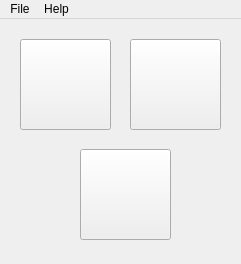
jDan735/qtcanobu, file mainwindow.ui: the form before one commit.
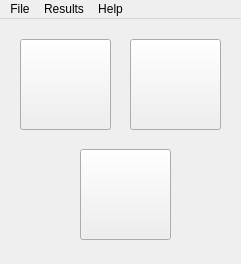
The form after the commit. Icons and pictures are not drawn.

What changed in the file:
```diff
--- a/mainwindow.ui
+++ b/mainwindow.ui
@@ -130,7 +130,7 @@
      <x>0</x>
      <y>0</y>
      <width>241</width>
-     <height>22</height>
+     <height>21</height>
     </rect>
    </property>
    <widget class="QMenu" name="menuHelp">
@@ -146,7 +146,17 @@
     </property>
     <addaction name="actionExit"/>
    </widget>
+   <widget class="QMenu" name="menuResults">
+    <property name="title">
+     <string>Results</string>
+    </property>
+    <addaction name="actionShow_results"/>
+    <addaction name="actionOpen_folder_with_DB"/>
+    <addaction name="separator"/>
+    <addaction name="actionReset_results"/>
+   </widget>
    <addaction name="menuFile"/>
+   <addaction name="menuResults"/>
    <addaction name="menuHelp"/>
   </widget>
   <action name="actionAbout_Qt">
```
Left out of the diff: 48 changed lines with no effect on the pictures.
